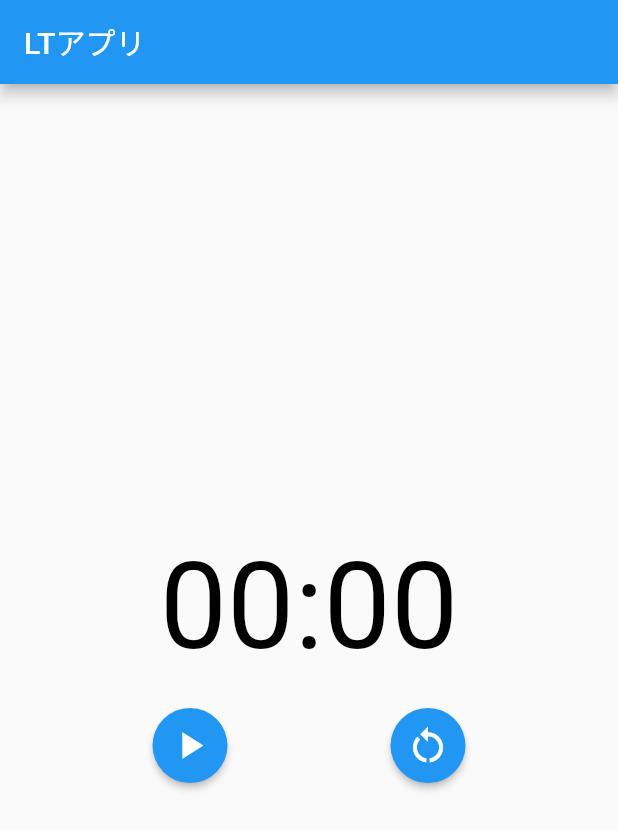
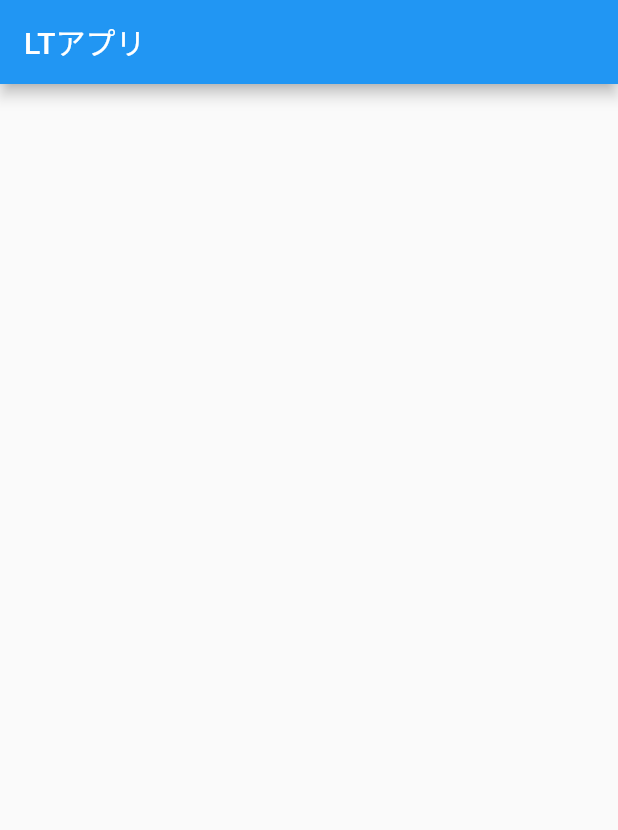
Before and after one commit to hcpmiyuki/flutter-lt-sample-app, a Flutter app: the screen it shows after launch, on a phone screen of 412 x 824 dp. Shown: the top 830 px of the screen. Run offline on Flutter 3.47's test engine with Material 2 defaults, Android fonts, the light colour scheme and no system bars; our stand-ins replace flutter_riverpod.

Commit message:
create demo template

```diff
--- a/lib/main.dart
+++ b/lib/main.dart
@@ -31,9 +31,6 @@ class Home extends ConsumerWidget {
 
   @override
   Widget build(BuildContext context, WidgetRef ref) {
-    final timeController = ref.watch(timeControllerProvider.notifier);
-    final timeState = ref.watch(timeControllerProvider);
-
     return Scaffold(
       appBar: AppBar(
         title: const Text('LTアプリ'),
@@ -42,22 +39,6 @@ class Home extends ConsumerWidget {
         mainAxisAlignment: MainAxisAlignment.center,
         crossAxisAlignment: CrossAxisAlignment.center,
         children: <Widget>[
-          _msTimeText(timeState, timeController.timeTextColor),
-          const SizedBox(height: 20),
-          Row(
-            mainAxisSize: MainAxisSize.max,
-            mainAxisAlignment: MainAxisAlignment.spaceEvenly,
-            children: [
-              _circleButton(
-                Icons.play_arrow,
-                timeController.start,
-              ),
-              _circleButton(
-                Icons.restart_alt,
-                timeController.reset,
-              ),
-            ],
-          )
         ],
       )
     );
```
